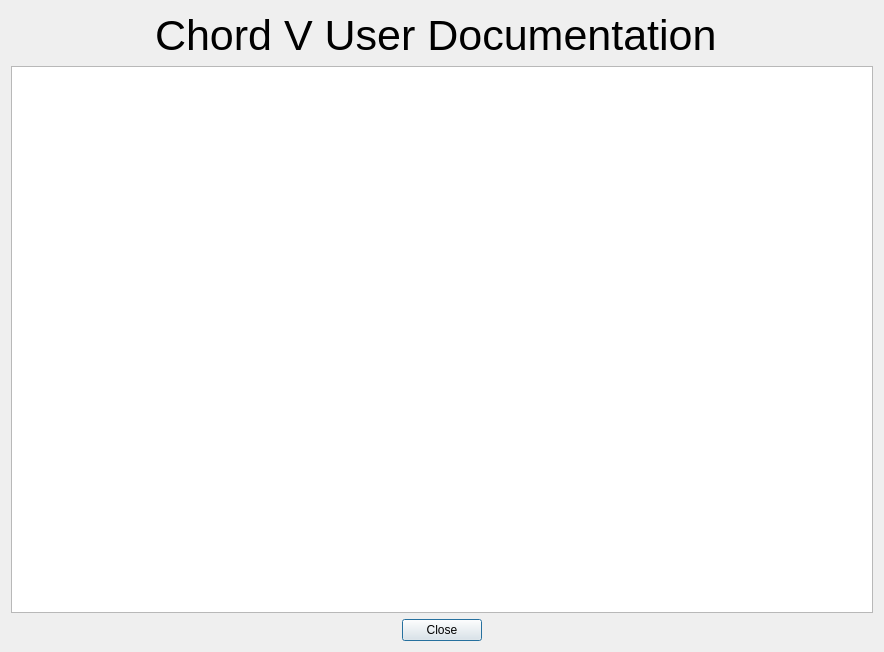
Above: ui/dialogdocumentation.ui from jpcima/chordv before the change. Below: the same form after it.
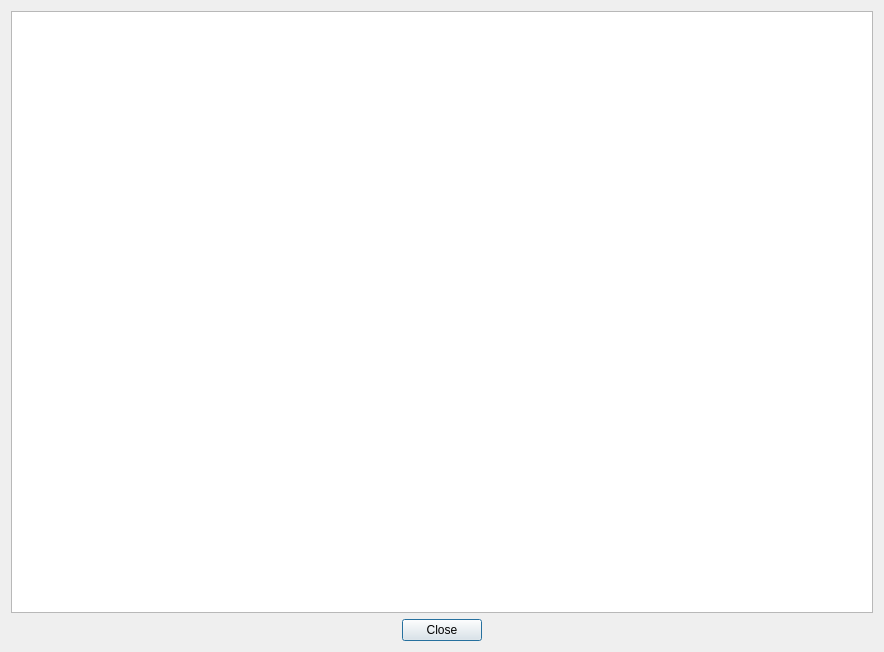
That is the form after the change.

Patch:
```diff
--- a/ui/dialogdocumentation.ui
+++ b/ui/dialogdocumentation.ui
@@ -17,52 +17,7 @@
    <item>
     <layout class="QVBoxLayout" name="verticalLayout">
      <item>
-      <layout class="QHBoxLayout" name="horizontalLayout_2">
-       <item>
-        <spacer name="horizontalSpacer_3">
-         <property name="orientation">
-          <enum>Qt::Horizontal</enum>
-         </property>
-         <property name="sizeHint" stdset="0">
-          <size>
-           <width>40</width>
-           <height>20</height>
-          </size>
-         </property>
-        </spacer>
-       </item>
-       <item>
-        <widget class="QLabel" name="labelTitle">
-         <property name="maximumSize">
-          <size>
-           <width>16777215</width>
-           <height>50</height>
-          </size>
-         </property>
-         <property name="font">
-          <font>
-           <pointsize>32</pointsize>
-          </font>
-         </property>
-         <property name="text">
-          <string>Chord V User Documentation </string>
-         </property>
-        </widget>
-       </item>
-       <item>
-        <spacer name="horizontalSpacer_4">
-         <property name="orientation">
-          <enum>Qt::Horizontal</enum>
-         </property>
-         <property name="sizeHint" stdset="0">
-          <size>
-           <width>40</width>
-           <height>20</height>
-          </size>
-         </property>
-        </spacer>
-       </item>
-      </layout>
+      <layout class="QHBoxLayout" name="horizontalLayout_2"/>
      </item>
      <item>
       <widget class="QTextBrowser" name="textBrowser"/>
```
Left out of the diff: 2 changed lines with no effect on the pictures.
